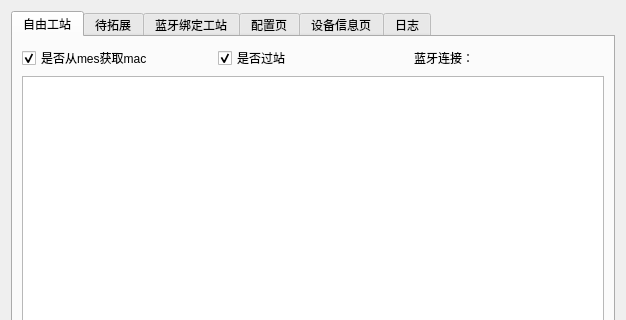
First picture: the form in work_station/freework/qfreework.ui, repository yuhuang163/test, before the edit; both pictures show x 0 to 626 and y 0 to 320 of the 626 by 588 pixel window.
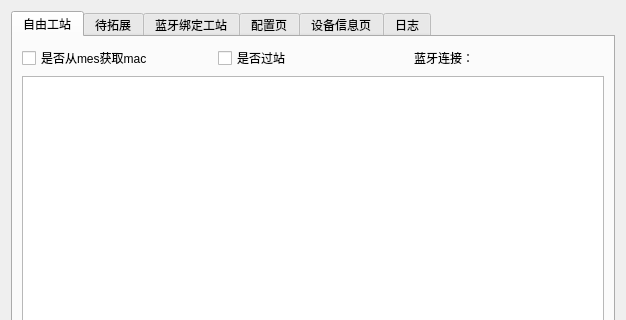
Second picture: the form after the edit.

The edit to the form file:
```diff
--- a/work_station/freework/qfreework.ui
+++ b/work_station/freework/qfreework.ui
@@ -41,7 +41,7 @@
                <string>是否从mes获取mac</string>
               </property>
               <property name="checked">
-               <bool>true</bool>
+               <bool>false</bool>
               </property>
              </widget>
             </item>
@@ -54,7 +54,7 @@
                <bool>true</bool>
               </property>
               <property name="checked">
-               <bool>true</bool>
+               <bool>false</bool>
               </property>
              </widget>
             </item>
```
